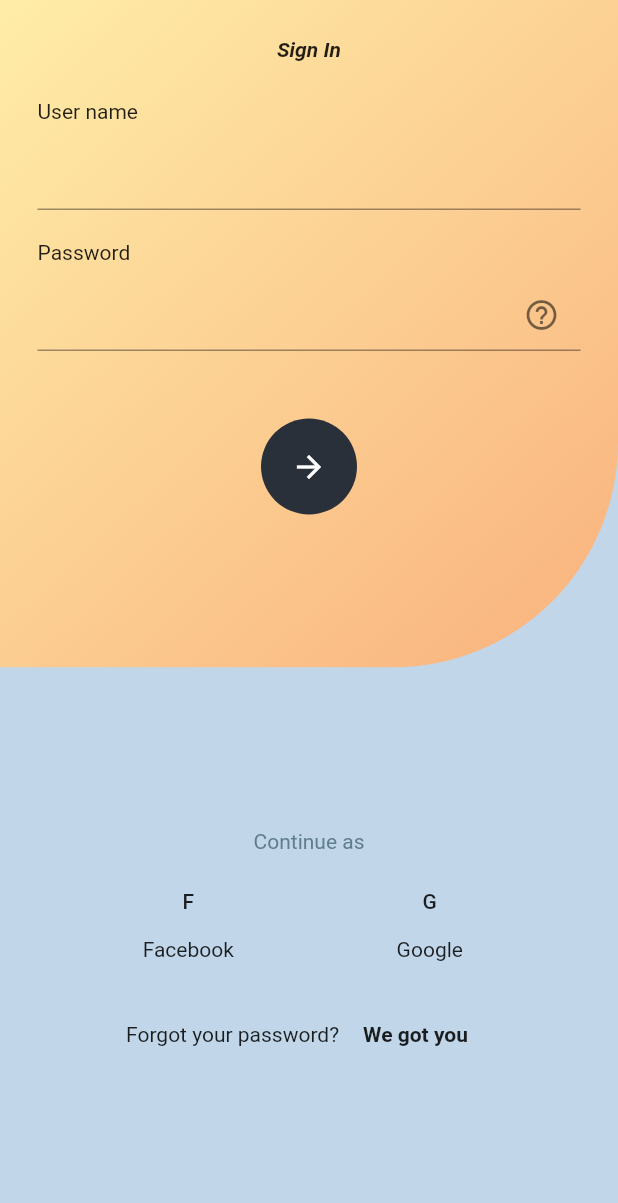
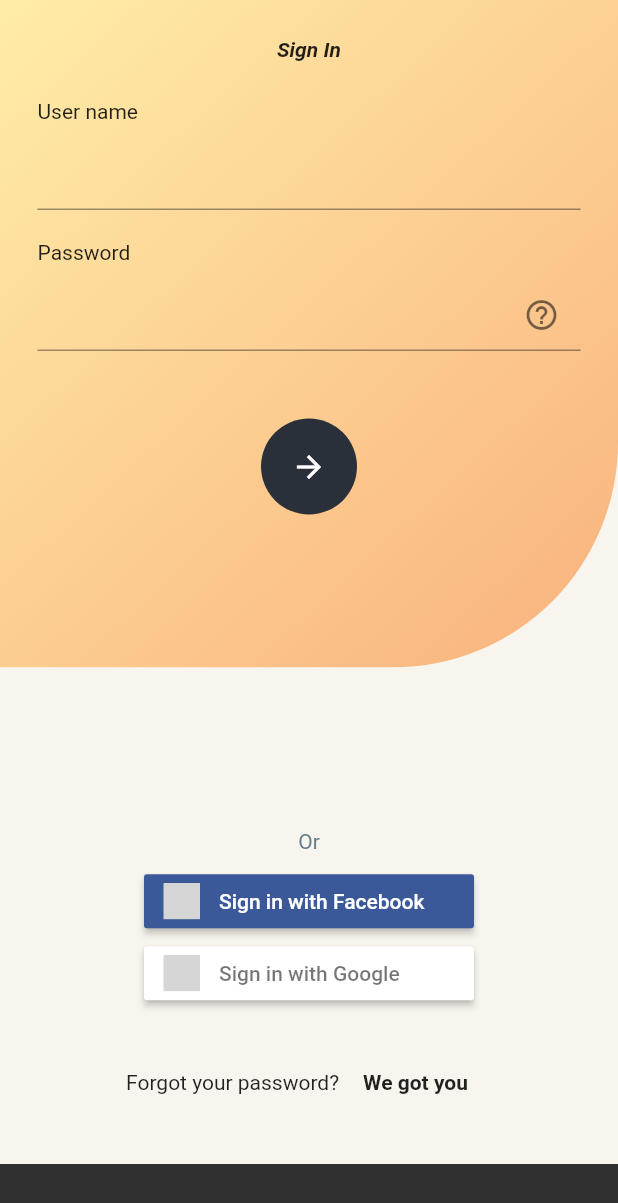
Before and after one commit to OroshiX/coinche, a Flutter app: the screen it shows after launch, after a tap on "We got you", on a phone screen of 412 x 824 dp. Shown: the top 1203 px of the screen. Run offline on Flutter 3.47's test engine with Material 2 defaults, Android fonts, the light colour scheme and no system bars; our stand-ins replace firebase_auth, flushbar, flutter_signin_button, google_sign_in; missing offline and left inert: fb_auth; accounts and stored records are empty; grey boxes are pictures that could not be loaded.

Commit message:
Firebase login with Google enabled

```diff
--- a/FlutterCoinche/lib/screen/login_screen.dart
+++ b/FlutterCoinche/lib/screen/login_screen.dart
@@ -1,12 +1,90 @@
+import 'package:FlutterCoinche/fire/fire_auth_service.dart';
+import 'package:flushbar/flushbar.dart';
 import 'package:flutter/material.dart';
+import 'package:flutter_signin_button/flutter_signin_button.dart';
 
-class LoginScreen extends StatelessWidget {
+class LoginScreen extends StatefulWidget {
+  @override
+  _LoginScreenState createState() => _LoginScreenState();
+}
+
+class _LoginScreenState extends State<LoginScreen> {
+  double height, width;
+  FireAuthService userRepository;
+  TextEditingController emailController, passwordController;
+
+  @override
+  void initState() {
+    userRepository = getFireAuthService();
+    emailController = TextEditingController();
+    passwordController = TextEditingController();
+    super.initState();
+  }
+
+  @override
+  void didChangeDependencies() {
+    super.didChangeDependencies();
+    height = MediaQuery.of(context).size.height;
+    width = MediaQuery.of(context).size.width;
+  }
+
+  _resetPassword(String email) {
+    userRepository.resetPassword(email).then((value) {
+      print("reset ok");
+    });
+  }
+
+  _signUp(String email, String password) {
+    userRepository
+        .signUp(context, email: email, password: password)
+        .then((MyAuthUser user) {
+      if (!user.isEmailVerified) {
+        // send a confirmation email
+        userRepository.sendEmailVerification(context).then((value) {
+          // TODO set state OK
+          showDialog(
+              context: context,
+              builder: (context) => AlertDialog(
+                    title: Text(
+                        "Veuillez confirmer votre adresse email en vérifiant vos emails."),
+                    actions: <Widget>[
+                      FlatButton(
+                          onPressed: () {
+                            // OK
+                          },
+                          child: Text("C'est fait!"))
+                    ],
+                  ));
+        });
+      }
+    });
+  }
+
+  _signInWithCredentials(String email, String password) {
+    userRepository
+        .signInWithCredentials(context, email, password)
+        .then((user) async {
+      print("ok cred");
+      // TODO set state OK
+    });
+  }
+
+  _googleSignIn() {
+    userRepository.signInWithGoogle(context).then((value) {
+      print("OK google");
+      // TODO state OK
+    });
+  }
+
   @override
   Widget build(BuildContext context) {
-    final height = MediaQuery.of(context).size.height;
     return Scaffold(
-      backgroundColor: Color.fromRGBO(193, 214, 233, 1),
+      backgroundColor: Color.fromRGBO(247, 245, 237, 1),
       body: SafeArea(
+        child: SingleChildScrollView(
+          scrollDirection: Axis.horizontal,
+          child: Container(
+            constraints: BoxConstraints.tight(Size(width, height)),
             child: Column(
               children: <Widget>[
                 SizedBox(
@@ -113,7 +191,7 @@
                 Padding(
                   padding: const EdgeInsets.all(8.0),
                   child: Text(
-                "Continue as",
+                    "Or",
                     style: TextStyle(color: Colors.blueGrey),
                   ),
                 ),
@@ -121,35 +199,13 @@
                     height: height * 0.3,
                     child: Column(
                       children: <Widget>[
-                    Padding(
-                      padding: const EdgeInsets.symmetric(horizontal: 45),
-                      child: Row(
-                          mainAxisAlignment: MainAxisAlignment.spaceAround,
-                          crossAxisAlignment: CrossAxisAlignment.center,
-                          children: <Widget>[
-                            Column(
-                              mainAxisAlignment: MainAxisAlignment.start,
-                              crossAxisAlignment: CrossAxisAlignment.center,
-                              children: <Widget>[
-                                FlatButton(
-                                  child: Text("F"),
+                        SignInButton(
+                          Buttons.Facebook,
                           onPressed: () => print("Pressed"),
                         ),
-                                Text("Facebook")
-                              ],
-                            ),
-                            Column(
-                              mainAxisAlignment: MainAxisAlignment.start,
-                              crossAxisAlignment: CrossAxisAlignment.center,
-                              children: <Widget>[
-                                FlatButton(
-                                  child: Text("G"),
-                                  onPressed: () => print("Pressed"),
-                                ),
-                                Text("Google")
-                              ],
-                            )
-                          ]),
+                        SignInButton(
+                          Buttons.Google,
+                          onPressed: () => _googleSignIn(),
                         ),
                         Padding(
                           padding: const EdgeInsets.symmetric(vertical: 25),
@@ -163,7 +219,14 @@
                                   "We got you",
                                   style: TextStyle(fontWeight: FontWeight.bold),
                                 ),
-                            onPressed: () {},
+                                onPressed: () {
+                                  String email = emailController.text;
+                                  if (email == null || email.isEmpty) {
+                                    Flushbar().show(context);
+                                    return;
+                                  }
+                                  _resetPassword(email);
+                                },
                               )
                             ],
                           ),
@@ -173,6 +236,8 @@
               ],
             ),
           ),
+        ),
+      ),
     );
   }
 }
--- a/FlutterCoinche/pubspec.yaml
+++ b/FlutterCoinche/pubspec.yaml
@@ -22,9 +22,10 @@
   fb_auth: ^0.0.2+1
   google_sign_in: ^4.0.7 #for mobile google signin
   firebase_auth: ^0.14.0+4 #user auth
-  flutter_auth_buttons: ^0.6.0 # For google button design
-  firebase_storage: ^3.1.0 # for getting all.json from firebase
+  firebase_storage: ^3.1.0 # for firebase storage
   firebase_core: ^0.4.0
+  flutter_signin_button: ^1.0.0 # for sign in buttons
+  flushbar: ^1.10.0
 
   # The following adds the Cupertino Icons font to your application.
   # Use with the CupertinoIcons class for iOS style icons.
```
Also changed, not shown: FlutterCoinche/pubspec.lock, 6 other files. Lines whose indentation alone changed are shown as unchanged.
